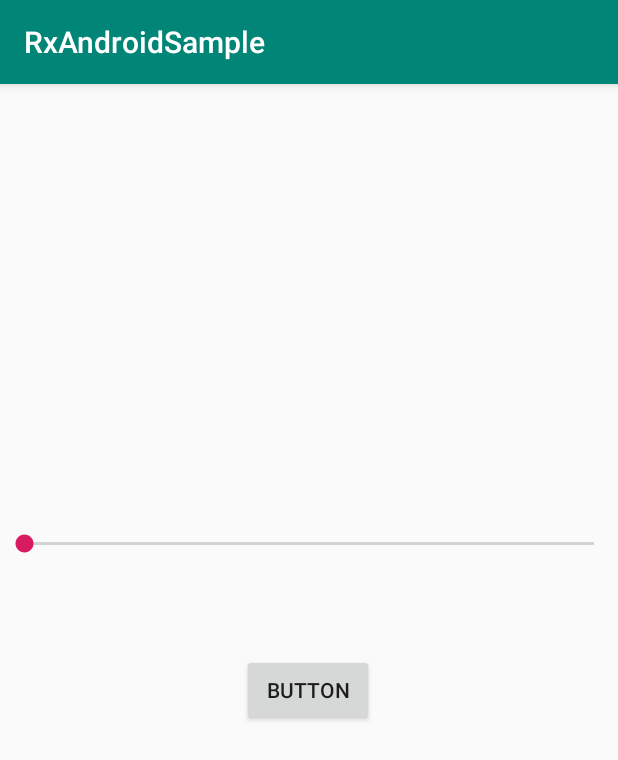
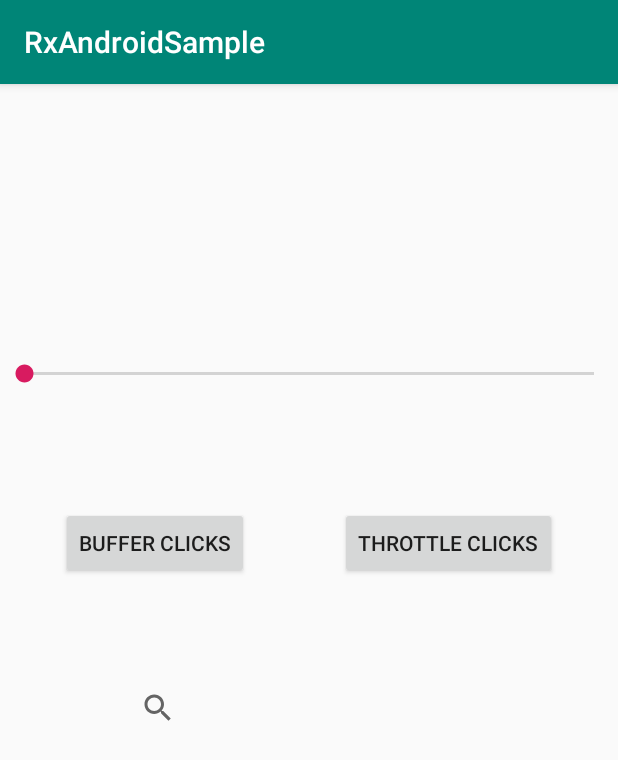
Before and after one commit to yahya0241/RxAndroidSample, an Android app: the screen it shows after launch (MainActivity), on a phone screen of 412 x 824 dp. Shown: the top 760 px of the screen. Run offline under Robolectric (Android 15) with nearby library versions, the phone set to English and light mode, and no system bars; our stand-ins replace RxJava; libraries missing offline, so code that uses them is left out: com.jakewharton.rxbinding3; 4 statements that could not run were skipped.

Commit message:
Add debounce and throttle  transformation operator

```diff
--- /dev/null
+++ b/app/src/main/java/com/example/rxandroidsample/ButtonObserver.kt
@@ -0,0 +1,73 @@
+package com.example.rxandroidsample
+
+import android.util.Log
+import android.widget.Button
+import com.jakewharton.rxbinding3.view.clicks
+import io.reactivex.Observer
+import io.reactivex.android.schedulers.AndroidSchedulers
+import io.reactivex.disposables.Disposable
+import io.reactivex.functions.Function
+import java.util.concurrent.TimeUnit
+
+class ButtonObserver(val bufferBtn: Button, val throttleBtn: Button) {
+    private val TAG = "TAG"
+
+    init {
+        setBufferObserver(bufferBtn)
+        setThrottleObserver(throttleBtn)
+    }
+
+    private fun setThrottleObserver(throttleBtn: Button) {
+        var timeSinceLastRequest = System.currentTimeMillis();
+        throttleBtn.clicks()
+            .observeOn(AndroidSchedulers.mainThread())
+            .throttleFirst(4000, TimeUnit.MILLISECONDS)
+            .subscribe(object : Observer<Unit> {
+                override fun onComplete() {
+
+                }
+
+                override fun onSubscribe(d: Disposable) {
+                }
+
+                override fun onNext(t: Unit) {
+                    val diffTime = System.currentTimeMillis() - timeSinceLastRequest
+                    Log.d(
+                        TAG,
+                        "onNext: time since last clicked: ${diffTime / 1000} sec"
+                    );
+                    timeSinceLastRequest = System.currentTimeMillis()
+                }
+
+                override fun onError(e: Throwable) {
+                }
+
+            })
+    }
+
+    private fun setBufferObserver(bufferBtn: Button) {
+        bufferBtn.clicks()
+            .map(object : Function<Unit, Int> {
+                override fun apply(t: Unit): Int {
+                    return 1
+                }
+
+            })
+            .buffer(4, TimeUnit.SECONDS)
+            .observeOn(AndroidSchedulers.mainThread())
+            .subscribe(object : Observer<List<Int>> {
+                override fun onSubscribe(d: Disposable) {
+                    //disposable.add(d) // add to disposables to you can clear in onDestroy
+
+                }
+
+                override fun onNext(t: List<Int>) {
+                    Log.d(TAG, "onNext: You clicked " + t.size + " times in 4 seconds!")
+                }
+
+                override fun onError(e: Throwable) {}
+                override fun onComplete() {}
+
+            })
+    }
+}
--- a/app/src/main/java/com/example/rxandroidsample/MainActivity.kt
+++ b/app/src/main/java/com/example/rxandroidsample/MainActivity.kt
@@ -1,14 +1,13 @@
 package com.example.rxandroidsample
 
-import android.annotation.SuppressLint
 import android.os.Bundle
 import android.util.Log
 import android.widget.Button
 import androidx.appcompat.app.AppCompatActivity
+import androidx.appcompat.widget.SearchView
 import androidx.lifecycle.ViewModelProviders
 import com.example.rxandroidsample.model.Task
 import com.example.rxandroidsample.viewmodels.MainViewModel
-import com.jakewharton.rxbinding3.view.clicks
 import io.reactivex.*
 import io.reactivex.android.schedulers.AndroidSchedulers
 import io.reactivex.disposables.CompositeDisposable
@@ -30,6 +29,11 @@ class MainActivity : AppCompatActivity() {
     override fun onCreate(savedInstanceState: Bundle?) {
         super.onCreate(savedInstanceState)
         setContentView(R.layout.activity_main)
+        val searchView = findViewById<SearchView>(R.id.search)
+        SearchViewObserver(searchView)
+        val bufferBtn = findViewById<Button>(R.id.buffer)
+        val throttleBtn = findViewById<Button>(R.id.throttle)
+        ButtonObserver(bufferBtn, throttleBtn)
 
         val viewModel = ViewModelProviders.of(this).get(MainViewModel::class.java)
 
@@ -37,7 +41,6 @@ class MainActivity : AppCompatActivity() {
 //        observeRemoteDataWithFuture(viewModel)
 
         filterList()
-        testBufferOperator()
 //        createFlowable()
 //        createSingleObservable()
 //        justObservableTest()
@@ -46,36 +49,6 @@ class MainActivity : AppCompatActivity() {
 //        timerObservableTest()
     }
 
-    @SuppressLint("CheckResult")
-    private fun testBufferOperator() {
-
-        findViewById<Button>(R.id.button).clicks()
-            .map(object : Function<Unit, Int> {
-                override fun apply(t: Unit): Int {
-                    return 1
-                }
-
-            })
-            .buffer(4, TimeUnit.SECONDS)
-            .observeOn(AndroidSchedulers.mainThread())
-            .subscribe(object : Observer<List<Int>> {
-                override fun onSubscribe(d: Disposable) {
-                    disposable.add(d) // add to disposables to you can clear in onDestroy
-
-                }
-
-                override fun onNext(t: List<Int>) {
-                    Log.d(
-                        TAG,
-                        "onNext: You clicked " + t.size + " times in 4 seconds!"
-                    )
-                }
-
-                override fun onError(e: Throwable) {}
-                override fun onComplete() {}
-
-            })
-    }
 
     private fun observeRemoteDataWithFuture(viewModel: MainViewModel) {
         try {
--- /dev/null
+++ b/app/src/main/java/com/example/rxandroidsample/SearchViewObserver.kt
@@ -0,0 +1,63 @@
+package com.example.rxandroidsample
+
+import android.util.Log
+import androidx.appcompat.widget.SearchView
+import io.reactivex.Observable
+import io.reactivex.ObservableEmitter
+import io.reactivex.ObservableOnSubscribe
+import io.reactivex.Observer
+import io.reactivex.disposables.Disposable
+import io.reactivex.schedulers.Schedulers
+import java.util.concurrent.TimeUnit
+
+class SearchViewObserver(val searchView: SearchView ) {
+    private val TAG = "TAG"
+
+    init {
+        var timeSinceLastRequest = System.currentTimeMillis();
+
+        val searchTextObservable =  Observable.create(object : ObservableOnSubscribe<String>{
+            override fun subscribe(emitter: ObservableEmitter<String>) {
+                searchView.setOnQueryTextListener(object : SearchView.OnQueryTextListener{
+                    override fun onQueryTextSubmit(query: String?): Boolean {
+                        return false
+                    }
+
+                    override fun onQueryTextChange(newText: String?): Boolean {
+                        if (!emitter.isDisposed){
+                            if (newText != null) {
+                                emitter.onNext(newText)
+                            }
+                        }
+                        return false
+                    }
+
+                })
+
+            }
+
+        })
+            .debounce(1, TimeUnit.SECONDS)
+            .subscribeOn(Schedulers.io())
+
+        searchTextObservable.subscribe(object : Observer<String>{
+
+            override fun onSubscribe(d: Disposable) {
+            }
+
+            override fun onNext(t: String) {
+                Log.d(TAG, "onNext: time  since last request: " + (System.currentTimeMillis() - timeSinceLastRequest));
+                Log.d(TAG, "onNext: search query: $t");
+                timeSinceLastRequest = System.currentTimeMillis();
+
+                // method for sending a request to the server
+            }
+
+            override fun onError(e: Throwable) {
+            }
+            override fun onComplete() {
+            }
+
+        })
+    }
+}
--- a/app/src/main/res/layout/activity_main.xml
+++ b/app/src/main/res/layout/activity_main.xml
@@ -10,22 +10,44 @@
         android:id="@+id/seekBar"
         android:layout_width="match_parent"
         android:layout_height="wrap_content"
-        app:layout_constraintBottom_toTopOf="@+id/button"
+        android:layout_marginTop="184dp"
         app:layout_constraintEnd_toEndOf="parent"
         app:layout_constraintHorizontal_bias="1.0"
         app:layout_constraintStart_toStartOf="parent"
-        app:layout_constraintTop_toTopOf="parent"
-        app:layout_constraintVertical_bias="0.821" />
+        app:layout_constraintTop_toTopOf="parent" />
 
     <Button
-        android:id="@+id/button"
+        android:id="@+id/buffer"
         android:layout_width="wrap_content"
         android:layout_height="wrap_content"
-        android:layout_marginBottom="340dp"
-        android:text="@string/button"
-        app:layout_constraintBottom_toBottomOf="parent"
+        android:layout_marginStart="32dp"
+        android:layout_marginTop="80dp"
+        android:layout_marginEnd="32dp"
+        android:text="@string/buffer"
+        app:layout_constraintEnd_toStartOf="@+id/throttle"
+        app:layout_constraintStart_toStartOf="parent"
+        app:layout_constraintTop_toBottomOf="@+id/seekBar" />
+
+    <Button
+        android:id="@+id/throttle"
+        android:layout_width="wrap_content"
+        android:layout_height="wrap_content"
+        android:layout_marginStart="20dp"
+        android:layout_marginTop="80dp"
+        android:layout_marginEnd="32dp"
+        android:text="@string/throttle"
         app:layout_constraintEnd_toEndOf="parent"
-        app:layout_constraintHorizontal_bias="0.498"
-        app:layout_constraintStart_toStartOf="parent" />
+        app:layout_constraintHorizontal_bias="0.52"
+        app:layout_constraintStart_toEndOf="@+id/buffer"
+        app:layout_constraintTop_toBottomOf="@+id/seekBar" />
+
+    <androidx.appcompat.widget.SearchView
+        android:id="@+id/search"
+        android:layout_width="249dp"
+        android:layout_height="43dp"
+        android:layout_marginTop="64dp"
+        app:layout_constraintEnd_toEndOf="parent"
+        app:layout_constraintStart_toStartOf="parent"
+        app:layout_constraintTop_toBottomOf="@+id/buffer" />
 
 </androidx.constraintlayout.widget.ConstraintLayout>
--- a/app/src/main/res/values/strings.xml
+++ b/app/src/main/res/values/strings.xml
@@ -1,4 +1,6 @@
 <resources>
     <string name="app_name">RxAndroidSample</string>
     <string name="button">Button</string>
+    <string name="buffer">Buffer clicks</string>
+    <string name="throttle">Throttle Clicks</string>
 </resources>
```
